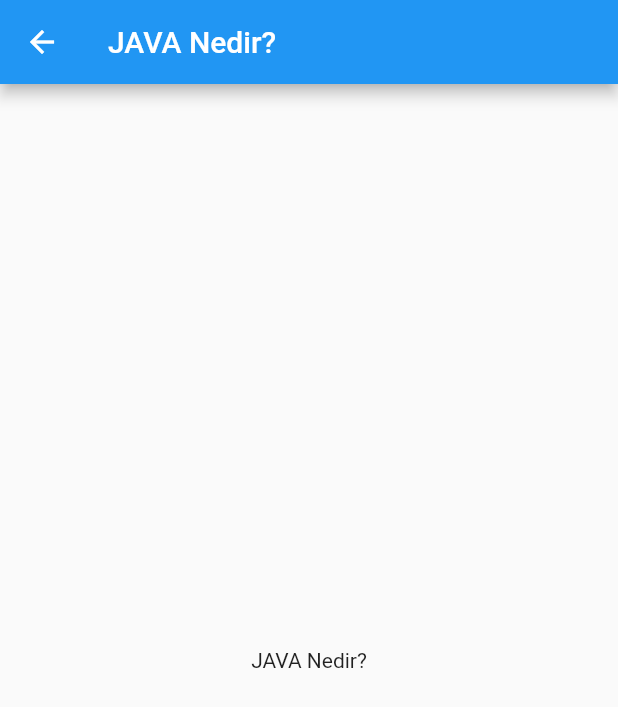
After one commit to nejdetkadir/flutter_learn_java, a Flutter app: the screen it shows after launch, after a tap on "JAVA Nedir?", on a phone screen of 412 x 824 dp. The commit adds this screen. Shown: the top 707 px of the screen. Run offline on Flutter 3.47's test engine with Material 2 defaults, Android fonts, the phone set to English and light mode, and no system bars.

Commit message:
Create details page and add to route

```diff
--- a/lib/main.dart
+++ b/lib/main.dart
@@ -1,4 +1,5 @@
 import 'package:flutter/material.dart';
+import 'package:flutter_learn_java/ui/ListDetails.dart';
 
 import 'data/ListData.dart';
 
@@ -12,6 +13,15 @@ class MyApp extends StatelessWidget {
   Widget build(BuildContext context) {
     return MaterialApp(
       debugShowCheckedModeBanner: false,
+      onGenerateRoute: (RouteSettings settings) {
+        List<String> path = settings.name.split("/");
+        if (path[1] == "listDetails") {
+          return MaterialPageRoute(
+              builder: (context) => ListDetails(int.parse(path[2])));
+        } else {
+          return null;
+        }
+      },
       home: MyHomePage(),
     );
   }
@@ -28,7 +38,8 @@ class _MyHomePageState extends State<MyHomePage> {
   static List<ListData> setListData() {
     List<ListData> l = [];
     for (int i = 0; i < ListData.titles.length; i++) {
-      l.add(new ListData(ListData.titles[i], ListData.subTitles[i], ListData.icons[i]));
+      l.add(new ListData(
+          ListData.titles[i], ListData.subTitles[i], ListData.icons[i]));
     }
     return l;
   }
@@ -37,7 +48,7 @@ class _MyHomePageState extends State<MyHomePage> {
   Widget build(BuildContext context) {
     return Scaffold(
       appBar: AppBar(
-        title: Text("Java Öğreniyorum"),
+        title: Text("JAVA ÖĞRENİYORUM"),
       ),
       drawer: Drawer(
         child: ListView(
@@ -69,14 +80,10 @@ class _MyHomePageState extends State<MyHomePage> {
             child: Padding(
               padding: const EdgeInsets.all(10.0),
               child: ListTile(
-                onTap: () {
-                  print('tıklanan öğe => ${listData[position].title}');
-                },
-                leading:
-                  listData[position].icon,
-                title: Text(
-                    listData[position].title
-                ),
+                onTap: () =>
+                    Navigator.pushNamed(context, "/listDetails/${position}"),
+                leading: listData[position].icon,
+                title: Text(listData[position].title),
                 subtitle: Text(
                   listData[position].subTitle,
                 ),
--- /dev/null
+++ b/lib/ui/ListDetails.dart
@@ -0,0 +1,36 @@
+import 'package:flutter/material.dart';
+import 'package:flutter_learn_java/data/ListData.dart';
+
+class ListDetails extends StatefulWidget {
+  int position;
+  ListDetails(this.position);
+  @override
+  _ListDetails createState() => _ListDetails();
+}
+
+class _ListDetails extends State<ListDetails> {
+  ListData data;
+
+  @override
+  void initState() {
+    super.initState();
+    data = new ListData(ListData.titles[widget.position], ListData.subTitles[widget.position], ListData.icons[widget.position]);
+
+  }
+
+  @override
+  Widget build(BuildContext context) {
+    return Scaffold(
+      appBar: AppBar(
+        title: Text(
+          data.title
+        ),
+      ),
+      body: Center(
+        child: Text(
+          data.title
+        ),
+      ),
+    );
+  }
+}
```
